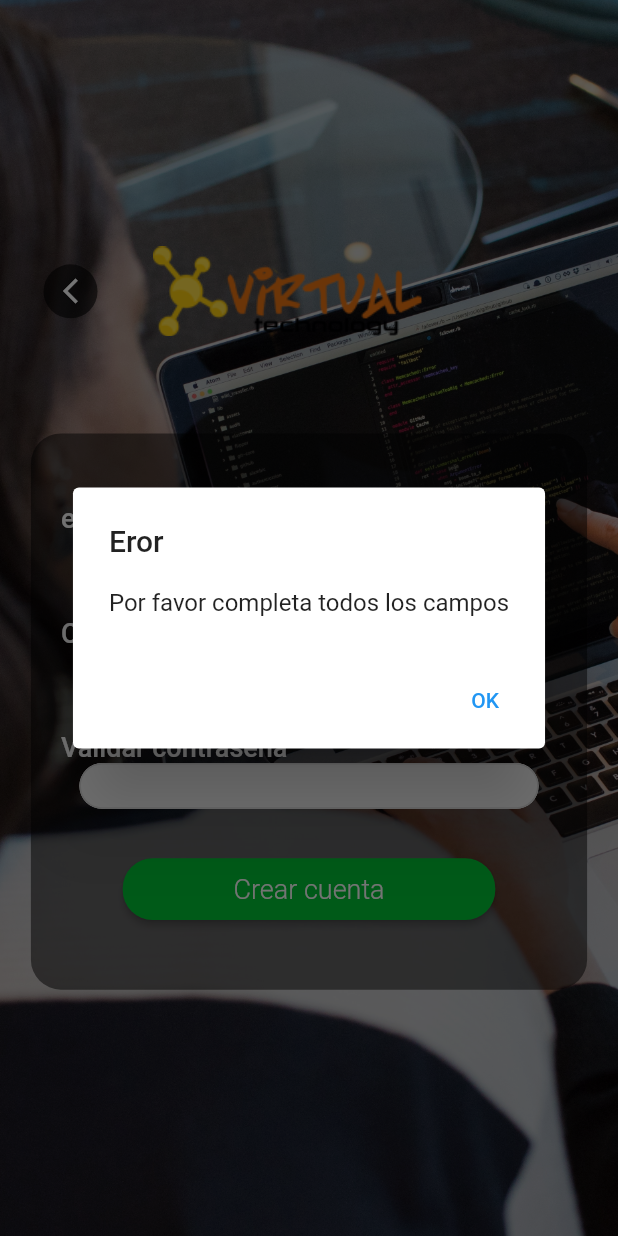
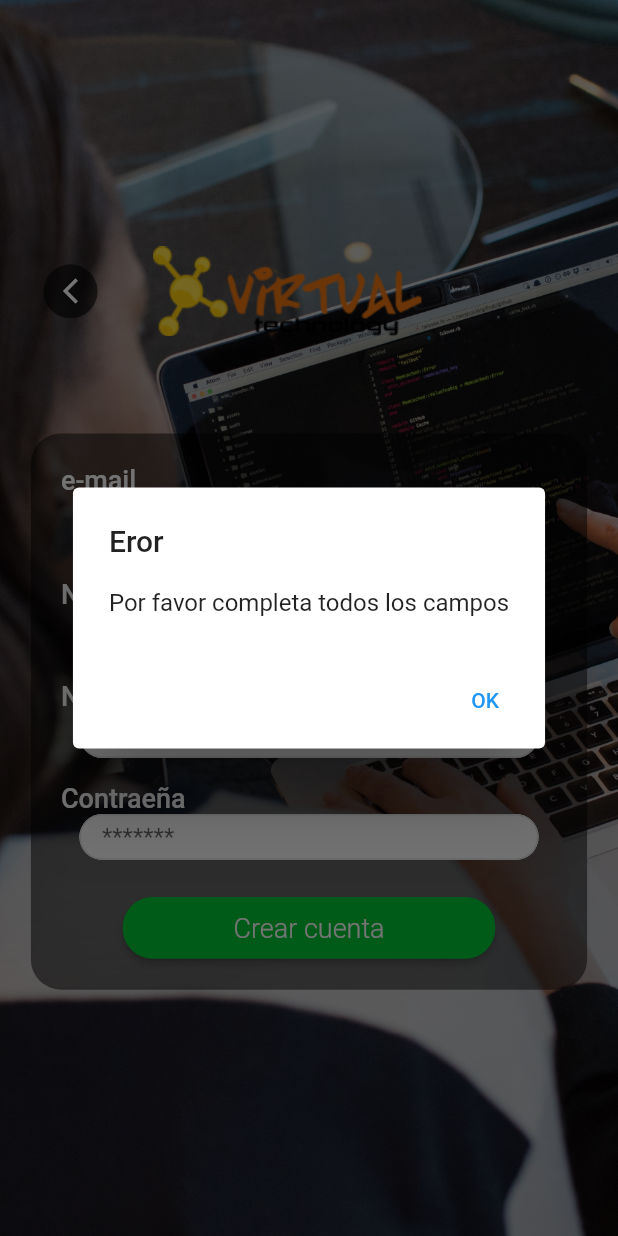
Before and after one commit to ElezDev/wikiMovilVt, a Flutter app: the RegisterPage screen opened by its route, after a tap on "Crear cuenta", on a phone screen of 412 x 824 dp. Run offline on Flutter 3.47's test engine with Material 2 defaults, Android fonts, the phone set to English and light mode, and no system bars; our stand-ins replace bloc, dropdown_button2, flutter_bloc, flutter_easyloading, get, get_storage and 1 more; accounts and stored records are empty.

Commit message:
Registro de usuarios

```diff
--- a/lib/globals/globarVar.dart
+++ b/lib/globals/globarVar.dart
@@ -4,8 +4,8 @@
 String api = 'https://b84s14oa6d.execute-api.us-east-1.amazonaws.com';
 // String apiGraphql = '$api/graphql';
 // String apiGraphql = 'https://b84s14oa6d.execute-api.us-east-1.amazonaws.com/graphql';
-String apiGraphql = 'http://192.168.101.4:3000/graphql';
-//  String apiGraphql = 'http://192.168.14.212:3000/graphql';
+//String apiGraphql = 'http://192.168.101.4:3000/graphql';
+ String apiGraphql = 'http://192.168.14.212:3002/graphql';
 
 //calendario create experience
 bool changedDate = true;
--- a/lib/models/response_api_register.dart
+++ b/lib/models/response_api_register.dart
@@ -1,4 +1,5 @@
 import 'dart:convert';
+import 'package:wiki_virtualt/models/response_api_login.dart';
 
 ResponseApiRegister responseApiRegisterFromJson(String str) =>
     ResponseApiRegister.fromJson(json.decode(str));
@@ -42,43 +43,35 @@
 class Register {
   Register({
     required this.accessToken,
-    required this.emailVerified,
     required this.registered,
+    required this.name,
+    required this.username,
     this.roles,
   });
 
   String accessToken;
-  bool emailVerified;
   bool registered;
+  String name;
+  String username;
   List<Role>? roles;
 
   factory Register.fromJson(Map<String, dynamic> json) => Register(
-        accessToken: json["accessToken"],
-        emailVerified: json["emailVerified"],
-        registered: json["registered"],
-        //roles: List<Role>.from(json["roles"].map((x) => Role.fromJson(x))),
+        accessToken: json["access_token"],
+        registered: true,
+        name: json["name"] as String? ?? "",
+        username: json["username"]  as String? ?? "",
+        roles: json["roles"] != null
+            ? List<Role>.from(json["roles"].map((x) => Role.fromJson(x)))
+            : null,
       );
 
   Map<String, dynamic> toJson() => {
-        "accessToken": accessToken,
-        "emailVerified": emailVerified,
+        "access_token": accessToken,
         "registered": registered,
-        //"roles": List<dynamic>.from(roles.map((x) => x.toJson())),
+        "name": name,
+        "username": username,
+        "roles": roles != null
+            ? List<dynamic>.from(roles!.map((x) => x.toJson()))
+            : null,
       };
 }
-
-class Role {
-  String rol;
-
-  Role({
-    required this.rol,
-  });
-
-  factory Role.fromJson(Map<String, dynamic> json) => Role(
-        rol: json["rol"],
-      );
-
-  Map<String, dynamic> toJson() => {
-        "rol": rol,
-      };
-}
--- a/lib/pages/register/register_controller.dart
+++ b/lib/pages/register/register_controller.dart
@@ -2,23 +2,16 @@
 import 'package:get/get.dart';
 import 'package:get_storage/get_storage.dart';
 import 'package:wiki_virtualt/models/response_api_register.dart';
-
-
 import '../../errors/failure.dart';
 import '../../globals/globarVar.dart';
 import '../../provider/user_provider.dart';
 import '../../widgets/alert_generic.dart';
 
 class RegisterController extends GetxController {
+  TextEditingController nameController = TextEditingController();
+  TextEditingController usernameController = TextEditingController();
   TextEditingController emailController = TextEditingController();
   TextEditingController passwordController = TextEditingController();
-  TextEditingController confirmPasswordController = TextEditingController();
-  TextEditingController pin1Controller = TextEditingController();
-  TextEditingController pin2Controller = TextEditingController();
-  TextEditingController pin3Controller = TextEditingController();
-  TextEditingController pin4Controller = TextEditingController();
-  TextEditingController pin5Controller = TextEditingController();
-  TextEditingController pin6Controller = TextEditingController();
   final UserProvider _userProvider = UserProvider();
   final AlertGeneric _alertGeneric = AlertGeneric();
 
@@ -26,15 +19,16 @@
     const CircularProgressIndicator();
     RegExp regExp = RegExp(r'^[\w-\.]+@([\w-]+\.)+[\w-]{2,4}$');
     try {
+      String name = nameController.text.trim();
+      String username = usernameController.text.trim();
       String email = emailController.text.trim();
       String password = passwordController.text.trim();
-      String confirmPassword = confirmPasswordController.text.trim();
 
-      if (email.isEmpty || password.isEmpty || confirmPassword.isEmpty) {
+      if (email.isEmpty || password.isEmpty ||name.isEmpty || username.isEmpty) {
         Get.dialog(await _alertGeneric.alertGeneric(
             'Eror', 'Por favor completa todos los campos'));
 
-            progrest = false;
+        progrest = false;
         return;
       }
 
@@ -42,30 +36,14 @@
         Get.dialog(await _alertGeneric.alertGeneric(
             'Correo electronico invalido',
             'Escriba una direccion de correo valida'));
-            progrest = false;
+        progrest = false;
         return;
       }
-
-      if (password.length < 8 || confirmPassword.length < 8) {
-        Get.dialog(await _alertGeneric.alertGeneric(
-            'Error', 'La contraseña debe tener mínimo 8 caracteres'));
-            progrest = false;
-        return;
-      }
-
-      if (password != confirmPassword) {
-        Get.dialog(await _alertGeneric.alertGeneric(
-            'Error', 'Las contraseñas no coinciden'));
-            progrest = false;
-        return;
-      }
-
       ResponseApiRegister? response =
-          await _userProvider.register(email, password);
+          await _userProvider.register(name, username, email, password);
       if (response!.data.register.accessToken.isNotEmpty) {
         Get.snackbar('Success', 'You are registered');
         GetStorage().write('token', response.data.register.accessToken);
-        GetStorage().write('vemail', response.data.register.emailVerified);
         GetStorage().write('vprofile', response.data.register.registered);
         GetStorage().write('typeUser', "TRIPPSTER");
         progrest = false;
@@ -87,42 +65,6 @@
     }
   }
 
-  verifyEmail() async {
-    String pin1 = pin1Controller.text.trim();
-    String pin2 = pin2Controller.text.trim();
-    String pin3 = pin3Controller.text.trim();
-    String pin4 = pin4Controller.text.trim();
-    String pin5 = pin5Controller.text.trim();
-    String pin6 = pin6Controller.text.trim();
-
-    if (pin1.isEmpty ||
-        pin2.isEmpty ||
-        pin3.isEmpty ||
-        pin4.isEmpty ||
-        pin5.isEmpty ||
-        pin6.isEmpty) {
-      Get.dialog(await _alertGeneric.alertGeneric(
-          'Error', 'Por favor completa todos los campos'));
-      return;
-    }
-
-    String pin = '$pin1$pin2$pin3$pin4$pin5$pin6';
-
-    if (pin.length != 6) {
-      Get.dialog(await _alertGeneric.alertGeneric(
-          'Error', 'Por favor completa todos los campos'));
-      return;
-    }
-
-    bool verified = await _userProvider.verifyEmail(pin);
-    if (verified) {
-      GetStorage().write('vemail', true);
-      goToCompleteProfilePage();
-    } else {
-      Get.dialog(await _alertGeneric.alertGeneric(
-          'Error', 'Algo salio mal, vuelve a intentarlo'));
-    }
-  }
 
 
   goToLoginPage() {
--- a/lib/pages/register/register_page.dart
+++ b/lib/pages/register/register_page.dart
@@ -2,10 +2,9 @@
 import 'package:wiki_virtualt/pages/register/register_controller.dart';
 import 'package:wiki_virtualt/utils/back_groundCover.dart';
 import 'package:wiki_virtualt/widgets/vt_bg.dart';
-
 import '../../globals/globarVar.dart';
 
-class RegisterPage extends StatefulWidget with WidgetsBindingObserver{
+class RegisterPage extends StatefulWidget with WidgetsBindingObserver {
   const RegisterPage({super.key});
 
   @override
@@ -83,7 +82,27 @@
           _emailInput(context),
           SizedBox(height: MediaQuery.of(context).size.height * 0.03),
           const Text(
-            'Contraseña',
+            'Nombre',
+            style: TextStyle(
+              fontSize: 18.0,
+              color: Colors.white,
+              fontWeight: FontWeight.w500,
+            ),
+          ),
+          _nameInput(context),
+          SizedBox(height: MediaQuery.of(context).size.height * 0.02),
+          const Text(
+            'Nombre de usuario',
+            style: TextStyle(
+              fontSize: 18.0,
+              color: Colors.white,
+              fontWeight: FontWeight.w500,
+            ),
+          ),
+          _usernameInput(context),
+          SizedBox(height: MediaQuery.of(context).size.height * 0.02),
+           const Text(
+            'Contraeña',
             style: TextStyle(
               fontSize: 18.0,
               color: Colors.white,
@@ -92,16 +111,6 @@
           ),
           _passwordInput(context),
           SizedBox(height: MediaQuery.of(context).size.height * 0.03),
-          const Text(
-            'Validar contraseña',
-            style: TextStyle(
-              fontSize: 18.0,
-              color: Colors.white,
-              fontWeight: FontWeight.w500,
-            ),
-          ),
-          _validatePasswordInput(context),
-          SizedBox(height: MediaQuery.of(context).size.height * 0.04),
           _registerButton(context),
         ],
       ),
@@ -132,6 +141,54 @@
     );
   }
 
+  Widget _usernameInput(BuildContext context) {
+    return Container(
+      decoration: BoxDecoration(
+        color: Colors.white,
+        borderRadius: BorderRadius.circular(20.0),
+      ),
+      margin: EdgeInsets.only(
+        left: MediaQuery.of(context).size.width * 0.03,
+        right: MediaQuery.of(context).size.width * 0.03,
+      ),
+      height: MediaQuery.of(context).size.height * 0.037,
+      padding: const EdgeInsets.all(0),
+      child: TextField(
+        controller: _registerController.usernameController,
+        decoration: const InputDecoration(
+          fillColor: Colors.white,
+          hintText: 'Username',
+          border: InputBorder.none,
+          contentPadding: EdgeInsets.only(left: 15.0, bottom: 13.0),
+        ),
+      ),
+    );
+  }
+
+  Widget _nameInput(BuildContext context) {
+    return Container(
+      decoration: BoxDecoration(
+        color: Colors.white,
+        borderRadius: BorderRadius.circular(20.0),
+      ),
+      margin: EdgeInsets.only(
+        left: MediaQuery.of(context).size.width * 0.03,
+        right: MediaQuery.of(context).size.width * 0.03,
+      ),
+      height: MediaQuery.of(context).size.height * 0.037,
+      padding: const EdgeInsets.all(0),
+      child: TextField(
+        controller: _registerController.nameController,
+        decoration: const InputDecoration(
+          fillColor: Colors.white,
+          hintText: 'Name',
+          border: InputBorder.none,
+          contentPadding: EdgeInsets.only(left: 15.0, bottom: 13.0),
+        ),
+      ),
+    );
+  }
+
   Widget _passwordInput(BuildContext context) {
     return Container(
       decoration: BoxDecoration(
@@ -147,31 +204,8 @@
           obscureText: true,
           controller: _registerController.passwordController,
           decoration: const InputDecoration(
-            fillColor:  Colors.white,
-            hintText: '',
-            border: InputBorder.none,
-            contentPadding: EdgeInsets.only(left: 15.0, bottom: 13.0),
-          )),
-    );
-  }
-
-  Widget _validatePasswordInput(BuildContext context) {
-    return Container(
-      decoration: BoxDecoration(
-        color: Colors.white,
-        borderRadius: BorderRadius.circular(20.0),
-      ),
-      margin: EdgeInsets.only(
-          left: MediaQuery.of(context).size.width * 0.03,
-          right: MediaQuery.of(context).size.width * 0.03),
-      height: MediaQuery.of(context).size.height * 0.037,
-      padding: const EdgeInsets.all(0),
-      child: TextField(
-          obscureText: true,
-          controller: _registerController.confirmPasswordController,
-          decoration: const InputDecoration(
             fillColor: Colors.white,
-            hintText: '',
+            hintText: '*******',
             border: InputBorder.none,
             contentPadding: EdgeInsets.only(left: 15.0, bottom: 13.0),
           )),
@@ -189,8 +223,7 @@
             progrest = true;
           });
           _registerController.register;
-          setState(() {
-          });
+          setState(() {});
         },
         style: ElevatedButton.styleFrom(
           backgroundColor: const Color(0xff00C535),
```
Also changed, not shown: lib/provider/user_provider.dart (+56 -9 lines). Lines whose indentation alone changed are shown as unchanged.
